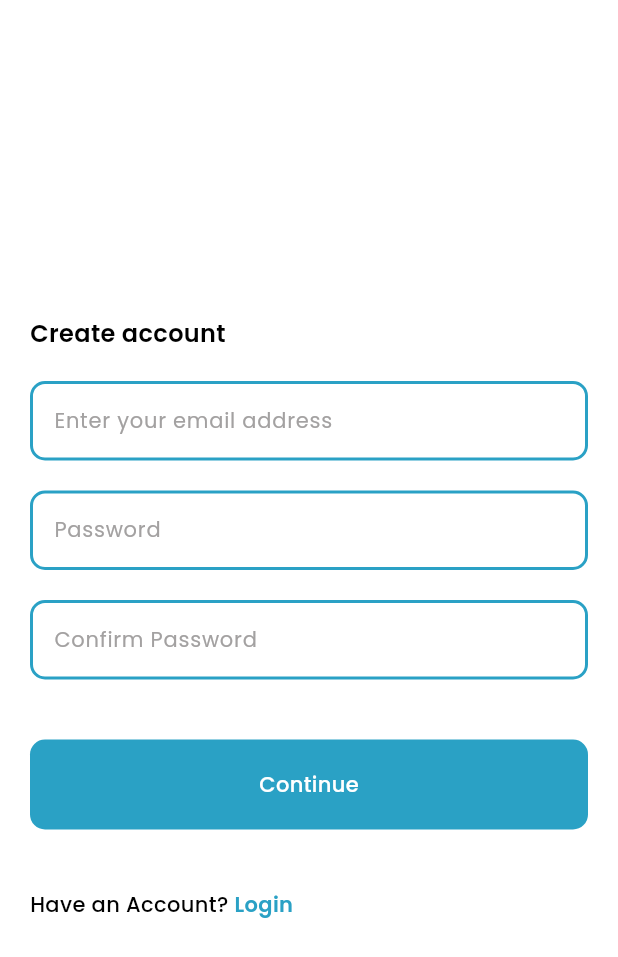
After one commit to wilfrednbsi/expense-calc, a Flutter app: the screen it shows after launch, after a tap on "Create New", on a phone screen of 412 x 824 dp. The commit adds this screen. Shown: the top 957 px of the screen. Run offline on Flutter 3.47's test engine with Material 3 defaults, Android fonts, the phone set to English and light mode, and no system bars; our stand-ins replace bloc, equatable, flutter_bloc.

Commit message:
added login page, create new account page and forgot password page ui

```diff
--- a/lib/components/constants/AppStrings.dart
+++ b/lib/components/constants/AppStrings.dart
@@ -1,9 +1,15 @@
 class AppStrings {
   static const String login = 'Login';
   static const String log_in_toYourAccount = 'Log in\nto your account';
+  static const String createAccount = 'Create account';
   static const String enterYourEmailAddress = 'Enter your email address';
   static const String enterYourPassword = 'Enter your password';
+  static const String password = 'Password';
+  static const String continuee = 'Continue';
+  static const String confirmPassword = 'Confirm Password';
   static const String forgotPassword = 'Forgot password?';
   static const String ddntHaveAccount = "Didn't have account? ";
   static const String createNew = "Create New";
+  static const String haveAnAccount = "Have an Account? ";
+  static const String forgotPasswordSubtitleDesc = "Enter email address linked with your account, We will send you email to reset your password ";
 }
--- a/lib/components/constants/TextStyles.dart
+++ b/lib/components/constants/TextStyles.dart
@@ -32,6 +32,7 @@ class TextStyles{
   static const TextStyle semiBold12P_Green = TextStyle(color: AppColors.primaryGreen, fontSize: AppFonts.s12, fontFamily: Family.semiBold);
   static const TextStyle semiBold14Primary = TextStyle(color: AppColors.primaryColor, fontSize: AppFonts.s14, fontFamily: Family.semiBold);
   static const TextStyle semiBold16Black = TextStyle(color: AppColors.black, fontSize: AppFonts.s16, fontFamily: Family.semiBold);
+  static const TextStyle semiBold20Black = TextStyle(color: AppColors.black, fontSize: AppFonts.s20, fontFamily: Family.semiBold);
   static const TextStyle semiBold16P_Green= TextStyle(color: AppColors.primaryGreen, fontSize: AppFonts.s16, fontFamily: Family.semiBold);
   static const TextStyle semiBold30P_Green = TextStyle(color: AppColors.primaryGreen, fontSize: AppFonts.s30, fontFamily: Family.semiBold);
 
--- a/lib/components/coreComponents/EditText.dart
+++ b/lib/components/coreComponents/EditText.dart
@@ -12,11 +12,12 @@ class EditText extends StatefulWidget {
   final Color? borderColor;
   final Color? filledColor;
   final bool isFilled;
+  final bool isPassword;
   final String? hint;
   final String? error;
   final TextStyle? hintStyle;
   final TextStyle? textStyle;
-  const EditText({super.key, required this.controller, this.readOnly, this.padding, this.margin, this.radius, this.borderColor, this.filledColor, this.isFilled = true, this.hint, this.hintStyle, this.textStyle, this.error});
+  const EditText({super.key, required this.controller, this.readOnly, this.padding, this.margin, this.radius, this.borderColor, this.filledColor, this.isFilled = true, this.hint, this.hintStyle, this.textStyle, this.error,  this.isPassword = false});
 
   @override
   State<EditText> createState() => _EditTextState();
@@ -43,6 +44,7 @@ class _EditTextState extends State<EditText> {
                 ? null
                 : widget.error
         ),
+        obscureText: widget.isPassword,
         readOnly: widget.readOnly ?? false,
         controller: widget.controller,
       ),
--- a/lib/presentation/auth/LoginView.dart
+++ b/lib/presentation/auth/LoginView.dart
@@ -1,5 +1,8 @@
 import 'package:expense_calc/components/constants/AppFonts.dart';
 import 'package:expense_calc/components/coreComponents/TextView.dart';
+import 'package:expense_calc/presentation/auth/ForgotPasswordView.dart';
+import 'package:expense_calc/presentation/auth/SignupView.dart';
+import 'package:expense_calc/utils/AppExtensions.dart';
 import 'package:flutter/material.dart';
 
 import '../../components/constants/AppStrings.dart';
@@ -31,21 +34,25 @@ class _LoginViewState extends State<LoginView> {
                 controller: TextEditingController()),
             EditText(
                 hint: AppStrings.enterYourPassword,
-                controller: TextEditingController()),
+                controller: TextEditingController(),
+              isPassword: true,
+            ),
             const AppButton(
               margin: EdgeInsets.symmetric(vertical: AppFonts.s40),
               label: AppStrings.login,
               labelStyle: TextStyles.medium14White,
             ),
-
-            const Row(
+             Row(
               children: [
-                TextView(text: AppStrings.ddntHaveAccount, textStyle: TextStyles.medium14Black,),
-                TextView(text: AppStrings.createNew, textStyle: TextStyles.semiBold14Primary,)
+                const TextView(text: AppStrings.ddntHaveAccount, textStyle: TextStyles.medium14Black,),
+                TextView(
+                  onTap: ()=>  context.pushNavigator(const SignupView()),
+                  text: AppStrings.createNew, textStyle: TextStyles.semiBold14Primary,)
               ],
             ),
-
-            const TextView(text: AppStrings.forgotPassword,
+             TextView(
+               onTap: ()=> context.pushNavigator(const ForgotPasswordView()),
+               text: AppStrings.forgotPassword,
             textStyle: TextStyles.semiBold14Primary,
             margin: EdgeInsets.only(top: AppFonts.s10),
             )
--- /dev/null
+++ b/lib/presentation/auth/SignupView.dart
@@ -0,0 +1,63 @@
+import 'package:expense_calc/utils/AppExtensions.dart';
+import 'package:flutter/material.dart';
+
+import '../../components/constants/AppFonts.dart';
+import '../../components/constants/AppStrings.dart';
+import '../../components/constants/TextStyles.dart';
+import '../../components/coreComponents/AppButton.dart';
+import '../../components/coreComponents/EditText.dart';
+import '../../components/coreComponents/TextView.dart';
+
+class SignupView extends StatefulWidget {
+  const SignupView({super.key});
+
+  @override
+  State<SignupView> createState() => _SignupViewState();
+}
+
+class _SignupViewState extends State<SignupView> {
+  @override
+  Widget build(BuildContext context) {
+    return Scaffold(
+      body: SafeArea(
+        minimum: const EdgeInsets.symmetric(horizontal: AppFonts.s20),
+        child: Column(
+          mainAxisAlignment: MainAxisAlignment.center,
+          crossAxisAlignment: CrossAxisAlignment.start,
+          children: [
+            const TextView(text: AppStrings.createAccount, textStyle: TextStyles.semiBold16Black,),
+            EditText(
+                margin: const EdgeInsets.symmetric(vertical: AppFonts.s20),
+                hint: AppStrings.enterYourEmailAddress,
+                controller: TextEditingController()
+            ),
+            EditText(
+                hint: AppStrings.password,
+                controller: TextEditingController(),
+              isPassword: true,
+            ),
+            EditText(
+                hint: AppStrings.confirmPassword,
+                controller: TextEditingController(),
+              isPassword: true,
+              margin: const EdgeInsets.only(top: AppFonts.s20),
+            ),
+            const AppButton(
+              margin: EdgeInsets.symmetric(vertical: AppFonts.s40),
+              label: AppStrings.continuee,
+              labelStyle: TextStyles.medium14White,
+            ),
+             Row(
+              children: [
+                const TextView(text: AppStrings.haveAnAccount, textStyle: TextStyles.medium14Black,),
+                TextView(
+                  onTap: context.pop,
+                  text: AppStrings.login, textStyle: TextStyles.semiBold14Primary,)
+              ],
+            ),
+          ],
+        ),
+      ),
+    );
+  }
+}
```
Also changed, not shown: lib/presentation/auth/ForgotPasswordView.dart (added, +58 -0 lines).
